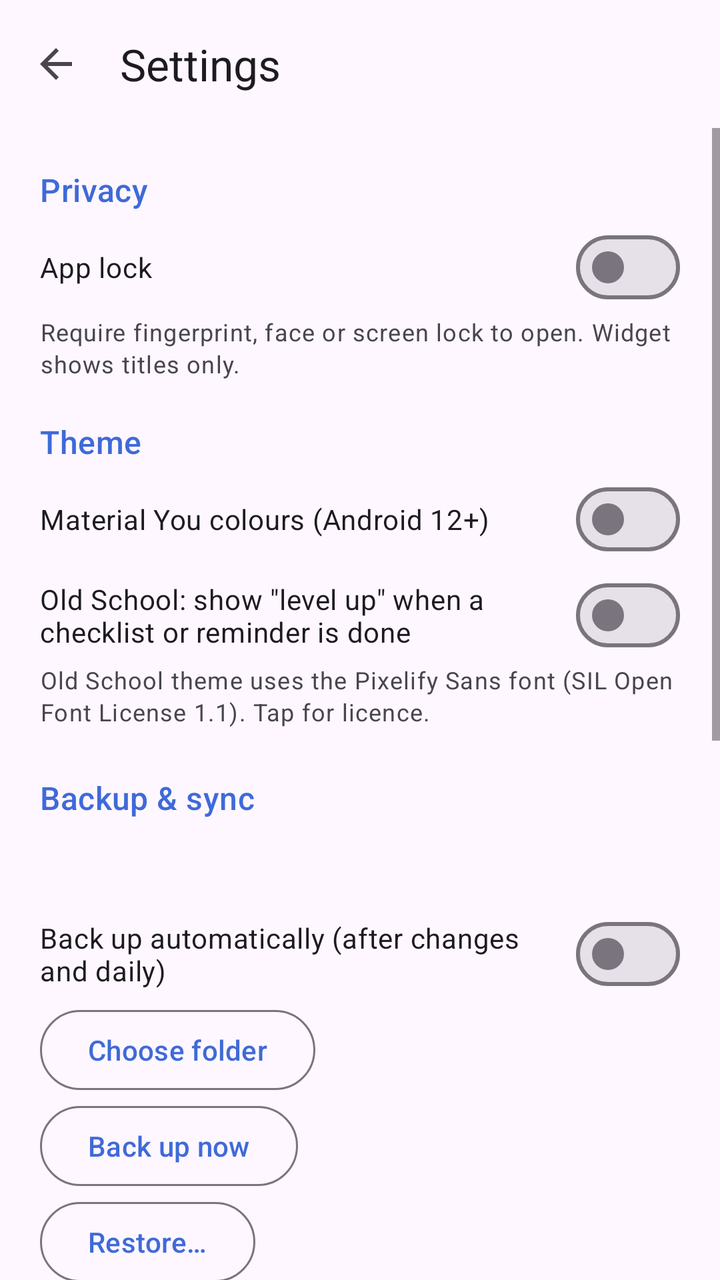
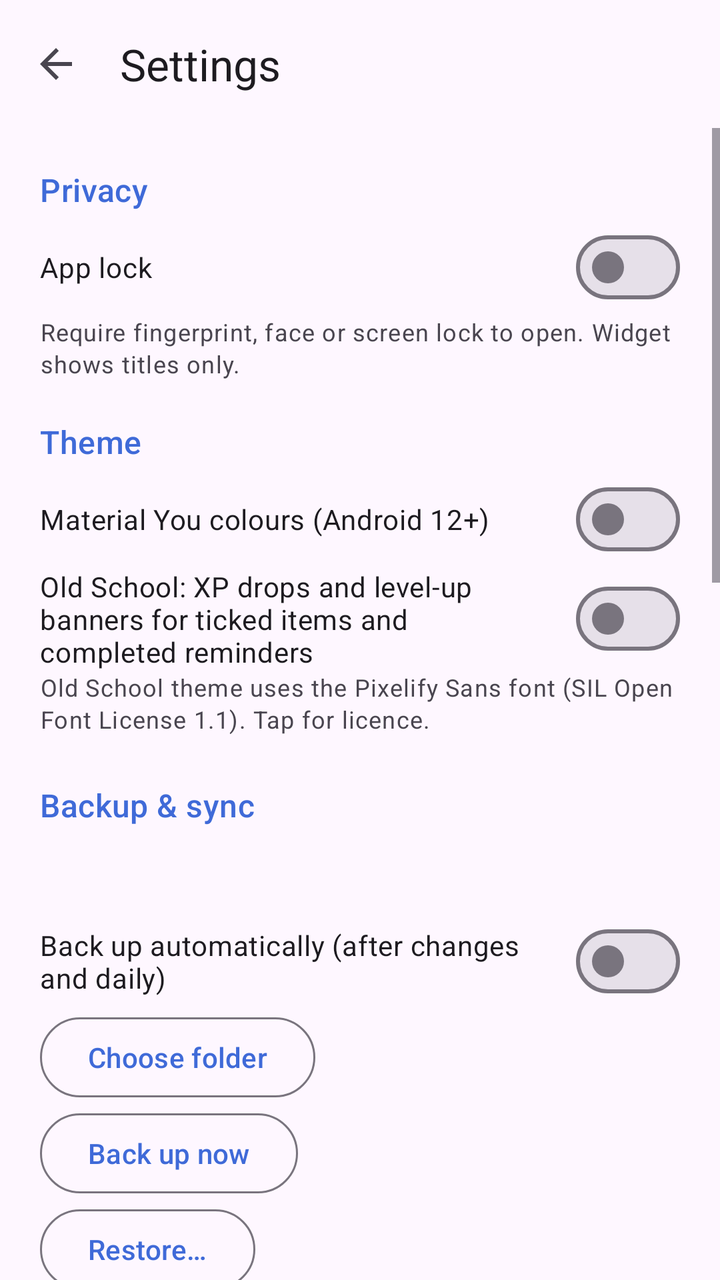

Two renders of the same Android screen: before a commit and after it. Below are the layout's source before the change and the commit's diff.
<!-- AndroidManifest.xml: application theme Theme.JoshNotes -->
<!-- res/layout/activity_settings.xml -->
<?xml version="1.0" encoding="utf-8"?>
<LinearLayout xmlns:android="http://schemas.android.com/apk/res/android"
    xmlns:app="http://schemas.android.com/apk/res-auto"
    android:id="@+id/root"
    android:layout_width="match_parent"
    android:layout_height="match_parent"
    android:orientation="vertical">
    <com.google.android.material.appbar.MaterialToolbar
        android:id="@+id/toolbar"
        android:layout_width="match_parent"
        android:layout_height="?attr/actionBarSize"
        app:navigationIcon="?attr/homeAsUpIndicator"
        app:title="@string/settings" />
    <ScrollView
        android:layout_width="match_parent"
        android:layout_height="match_parent">
        <LinearLayout
            android:layout_width="match_parent"
            android:layout_height="wrap_content"
            android:orientation="vertical"
            android:padding="20dp">
            <TextView
                style="@style/SettingsHeader"
                android:text="@string/privacy" />
            <com.google.android.material.materialswitch.MaterialSwitch
                android:id="@+id/app_lock"
                android:layout_width="match_parent"
                android:layout_height="wrap_content"
                android:text="@string/app_lock" />
            <TextView
                android:id="@+id/app_lock_desc"
                android:layout_width="wrap_content"
                android:layout_height="wrap_content"
                android:layout_marginBottom="20dp"
                android:text="@string/app_lock_desc"
                android:textAppearance="?attr/textAppearanceBodySmall"
                android:textColor="?attr/colorOnSurfaceVariant" />

            <TextView
                style="@style/SettingsHeader"
                android:text="@string/theme" />
            <RadioGroup
                android:id="@+id/theme_group"
                android:layout_width="match_parent"
                android:layout_height="wrap_content" />
            <com.google.android.material.materialswitch.MaterialSwitch
                android:id="@+id/dynamic_color"
                android:layout_width="match_parent"
                android:layout_height="wrap_content"
                android:text="@string/dynamic_color" />
            <com.google.android.material.materialswitch.MaterialSwitch
                android:id="@+id/level_ups"
                android:layout_width="match_parent"
                android:layout_height="wrap_content"
                android:text="Old School: show &quot;level up&quot; when a checklist or reminder is done" />
            <TextView
                android:id="@+id/font_credit"
                android:layout_width="wrap_content"
                android:layout_height="wrap_content"
                android:text="Old School theme uses the Pixelify Sans font (SIL Open Font License 1.1). Tap for licence."
                android:textAppearance="?attr/textAppearanceBodySmall"
                android:textColor="?attr/colorOnSurfaceVariant" />

            <TextView
                style="@style/SettingsHeader"
                android:layout_marginTop="24dp"
                android:text="@string/backup_title" />
            <TextView
                android:id="@+id/backup_folder"
                android:layout_width="match_parent"
                android:layout_height="wrap_content"
                android:textAppearance="?attr/textAppearanceBodyMedium" />
            <TextView
                android:id="@+id/backup_status"
                android:layout_width="match_parent"
                android:layout_height="wrap_content"
                android:layout_marginTop="4dp"
                android:textAppearance="?attr/textAppearanceBodySmall"
                android:textColor="?attr/colorOnSurfaceVariant" />
            <com.google.android.material.materialswitch.MaterialSwitch
                android:id="@+id/backup_auto"
                android:layout_width="match_parent"
                android:layout_height="wrap_content"
                android:text="@string/backup_auto" />
            <LinearLayout
                android:id="@+id/backup_buttons"
                android:layout_width="match_parent"
                android:layout_height="wrap_content"
                android:orientation="vertical">
                <com.google.android.material.button.MaterialButton
                    android:id="@+id/backup_choose"
                    style="?attr/materialButtonOutlinedStyle"
                    android:layout_width="wrap_content"
                    android:layout_height="wrap_content"
                    android:layout_marginEnd="8dp"
                    android:text="@string/backup_choose" />
                <com.google.android.material.button.MaterialButton
                    android:id="@+id/backup_now"
                    style="?attr/materialButtonOutlinedStyle"
                    android:layout_width="wrap_content"
                    android:layout_height="wrap_content"
                    android:layout_marginEnd="8dp"
                    android:text="@string/backup_now" />
                <com.google.android.material.button.MaterialButton
                    android:id="@+id/backup_restore"
                    style="?attr/materialButtonOutlinedStyle"
                    android:layout_width="wrap_content"
                    android:layout_height="wrap_content"
                    android:text="@string/backup_restore" />
            </LinearLayout>
            <TextView
                android:layout_width="wrap_content"
                android:layout_height="wrap_content"
                android:text="@string/backup_help"
                android:textAppearance="?attr/textAppearanceBodySmall"
                android:textColor="?attr/colorOnSurfaceVariant" />

            <TextView
                style="@style/SettingsHeader"
                android:layout_marginTop="24dp"
                android:text="@string/voice_action_title" />
            <RadioGroup
                android:id="@+id/voice_group"
                android:layout_width="match_parent"
                android:layout_height="wrap_content" />

            <TextView
                style="@style/SettingsHeader"
                android:layout_marginTop="24dp"
                android:text="@string/dictation_trigger" />
            <TextView
                android:layout_width="wrap_content"
                android:layout_height="wrap_content"
                android:text="@string/dictation_trigger_help"
                android:textAppearance="?attr/textAppearanceBodySmall"
                android:textColor="?attr/colorOnSurfaceVariant" />
            <RadioGroup
                android:id="@+id/trigger_group"
                android:layout_width="match_parent"
                android:layout_height="wrap_content"
                android:layout_marginTop="4dp" />

            <TextView
                style="@style/SettingsHeader"
                android:layout_marginTop="24dp"
                android:text="@string/dictation_engine_title" />
            <RadioGroup
                android:id="@+id/engine_group"
                android:layout_width="match_parent"
                android:layout_height="wrap_content" />
            <com.google.android.material.button.MaterialButton
                android:id="@+id/delete_model"
                style="?attr/materialButtonOutlinedStyle"
                android:layout_width="wrap_content"
                android:layout_height="wrap_content"
                android:layout_marginTop="8dp"
                android:text="@string/delete_model" />

            <TextView
                android:id="@+id/version_text"
                android:layout_width="wrap_content"
                android:layout_height="wrap_content"
                android:layout_marginTop="32dp"
                android:textAppearance="?attr/textAppearanceBodySmall"
                android:textColor="?attr/colorOutline" />
            <com.google.android.material.button.MaterialButton
                android:id="@+id/advanced_toggle"
                style="?attr/borderlessButtonStyle"
                android:layout_width="wrap_content"
                android:layout_height="wrap_content"
                android:paddingStart="0dp"
                android:text="@string/advanced" />
            <LinearLayout
                android:id="@+id/advanced_box"
                android:layout_width="match_parent"
                android:layout_height="wrap_content"
                android:orientation="vertical"
                android:visibility="gone">
                <com.google.android.material.button.MaterialButton
                    android:id="@+id/update_url_btn"
                    style="?attr/materialButtonOutlinedStyle"
                    android:layout_width="wrap_content"
                    android:layout_height="wrap_content"
                    android:text="@string/update_url" />
            </LinearLayout>
        </LinearLayout>
    </ScrollView>
</LinearLayout>
<!-- resources referenced by this layout -->
<resources>
  <string name="advanced">Advanced</string>
  <string name="app_lock">App lock</string>
  <string name="app_lock_desc">Require fingerprint, face or screen lock to open. Widget shows titles only.</string>
  <string name="backup_auto">Back up automatically (after changes and daily)</string>
  <string name="backup_choose">Choose folder</string>
  <string name="backup_help">Pick a folder on this phone or in a cloud app that offers folders here (e.g. OneDrive, Dropbox, Nextcloud). The last 10 backups are kept, including photos and voice memos. To sync between phones, choose the same cloud folder on both. Note: the Google Drive app doesn\'t offer folder access on most phones — use a folder that Drive syncs, or Export backup from the menu.</string>
  <string name="backup_now">Back up now</string>
  <string name="backup_restore">Restore…</string>
  <string name="backup_title">Backup &amp; sync</string>
  <string name="delete_model">Delete offline voice model</string>
  <string name="dictation_engine_title">Speech engine (offline)</string>
  <string name="dictation_trigger">Volume-key dictation</string>
  <string name="dictation_trigger_help">While Josh Notes is open, this starts dictation (in a note it types at the cursor; from the list it starts a new note). Short presses still change the volume.</string>
  <string name="dynamic_color">Material You colours (Android 12+)</string>
  <string name="privacy">Privacy</string>
  <string name="settings">Settings</string>
  <string name="theme">Theme</string>
  <string name="update_url">Update source URL</string>
  <string name="voice_action_title">Mic button, widget mic &amp; volume keys</string>
  <style name="SettingsHeader">
          <item name="android:layout_width">wrap_content</item>
          <item name="android:layout_height">wrap_content</item>
          <item name="android:layout_marginBottom">4dp</item>
          <item name="android:textAppearance">?attr/textAppearanceTitleMedium</item>
          <item name="android:textColor">?attr/colorPrimary</item>
      </style>
  <style name="Theme.JoshNotes" parent="Theme.Material3.DayNight.NoActionBar">
          <item name="colorPrimary">@color/seed</item>
      </style>
  <color name="seed">#3F6AD8</color>
</resources>

<!-- the commit's change to res/layout/activity_settings.xml (unified diff, before → after) -->
@@ -15,6 +15,7 @@
         android:layout_width="match_parent"
         android:layout_height="match_parent">
         <LinearLayout
+            android:id="@+id/settings_content"
             android:layout_width="match_parent"
             android:layout_height="wrap_content"
             android:orientation="vertical"
@@ -52,7 +53,7 @@
                 android:id="@+id/level_ups"
                 android:layout_width="match_parent"
                 android:layout_height="wrap_content"
-                android:text="Old School: show &quot;level up&quot; when a checklist or reminder is done" />
+                android:text="Old School: XP drops and level-up banners for ticked items and completed reminders" />
             <TextView
                 android:id="@+id/font_credit"
                 android:layout_width="wrap_content"
@@ -112,6 +113,56 @@
                 android:layout_width="wrap_content"
                 android:layout_height="wrap_content"
                 android:text="@string/backup_help"
+                android:textAppearance="?attr/textAppearanceBodySmall"
+                android:textColor="?attr/colorOnSurfaceVariant" />
+
+            <TextView
+                style="@style/SettingsHeader"
+                android:layout_marginTop="24dp"
+                android:text="@string/gdrive_title" />
+            <TextView
+                android:id="@+id/gdrive_status"
+                android:layout_width="match_parent"
+                android:layout_height="wrap_content"
+                android:textAppearance="?attr/textAppearanceBodyMedium" />
+            <com.google.android.material.materialswitch.MaterialSwitch
+                android:id="@+id/gdrive_auto"
+                android:layout_width="match_parent"
+                android:layout_height="wrap_content"
+                android:text="@string/backup_auto" />
+            <LinearLayout
+                android:layout_width="match_parent"
+                android:layout_height="wrap_content"
+                android:orientation="vertical">
+                <com.google.android.material.button.MaterialButton
+                    android:id="@+id/gdrive_connect"
+                    style="?attr/materialButtonOutlinedStyle"
+                    android:layout_width="wrap_content"
+                    android:layout_height="wrap_content"
+                    android:text="@string/gdrive_connect" />
+                <com.google.android.material.button.MaterialButton
+                    android:id="@+id/gdrive_now"
+                    style="?attr/materialButtonOutlinedStyle"
+                    android:layout_width="wrap_content"
+                    android:layout_height="wrap_content"
+                    android:text="@string/backup_now" />
+                <com.google.android.material.button.MaterialButton
+                    android:id="@+id/gdrive_restore"
+                    style="?attr/materialButtonOutlinedStyle"
+                    android:layout_width="wrap_content"
+                    android:layout_height="wrap_content"
+                    android:text="@string/backup_restore" />
+                <com.google.android.material.button.MaterialButton
+                    android:id="@+id/gdrive_disconnect"
+                    style="?attr/materialButtonOutlinedStyle"
+                    android:layout_width="wrap_content"
+                    android:layout_height="wrap_content"
+                    android:text="@string/gdrive_disconnect" />
+            </LinearLayout>
+            <TextView
+                android:layout_width="wrap_content"
+                android:layout_height="wrap_content"
+                android:text="@string/gdrive_help"
                 android:textAppearance="?attr/textAppearanceBodySmall"
                 android:textColor="?attr/colorOnSurfaceVariant" />
 
<!-- resource entries referenced after the edit -->
@@ -14,6 +14,10 @@
   <string name="dictation_trigger">Volume-key dictation</string>
   <string name="dictation_trigger_help">While Josh Notes is open, this starts dictation (in a note it types at the cursor; from the list it starts a new note). Short presses still change the volume.</string>
   <string name="dynamic_color">Material You colours (Android 12+)</string>
+  <string name="gdrive_connect">Back up to Google Drive…</string>
+  <string name="gdrive_disconnect">Disconnect Google Drive</string>
+  <string name="gdrive_help">Backups go to a private app folder in your Google Drive (hidden in the Drive app; only Josh Notes can see it). Same zip as folder backups, last 10 kept. You can use this, a folder, or both.</string>
+  <string name="gdrive_title">Google Drive (direct)</string>
   <string name="privacy">Privacy</string>
   <string name="settings">Settings</string>
   <string name="theme">Theme</string>
@@ -28,7 +32,9 @@
       </style>
   <style name="Theme.JoshNotes" parent="Theme.Material3.DayNight.NoActionBar">
           <item name="colorPrimary">@color/seed</item>
+          <item name="osContentOverlay">@style/ThemeOverlay.JoshNotes.None</item>
       </style>
   <color name="seed">#3F6AD8</color>
+  <style name="ThemeOverlay.JoshNotes.None" parent="" />
 </resources>
 
